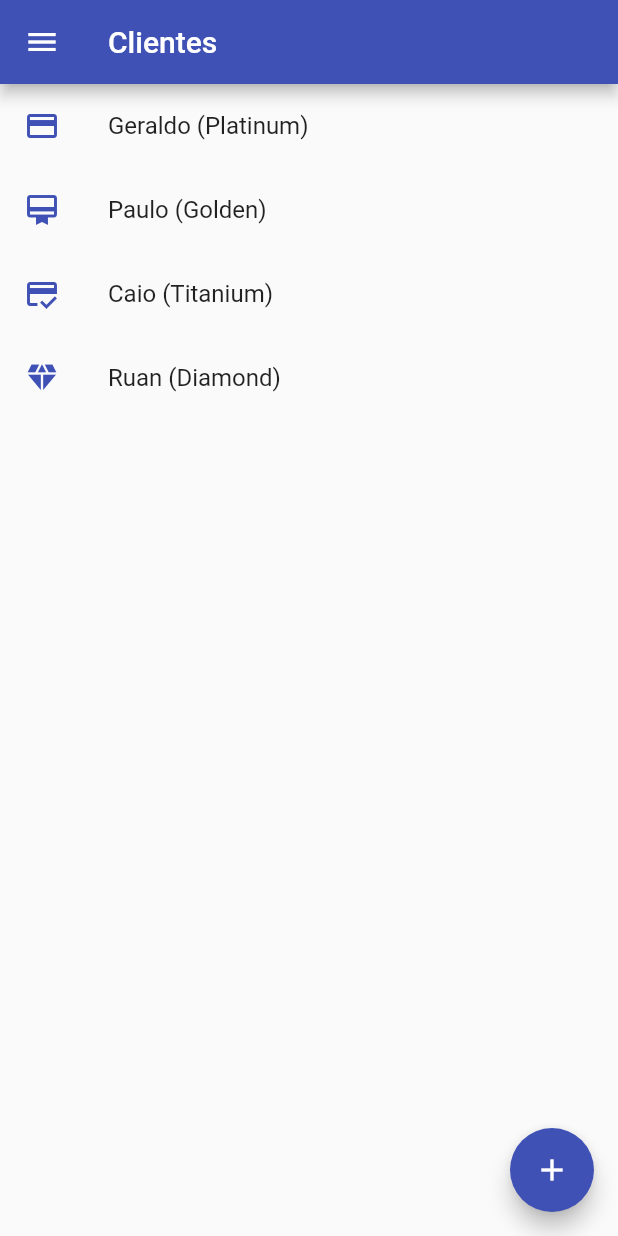
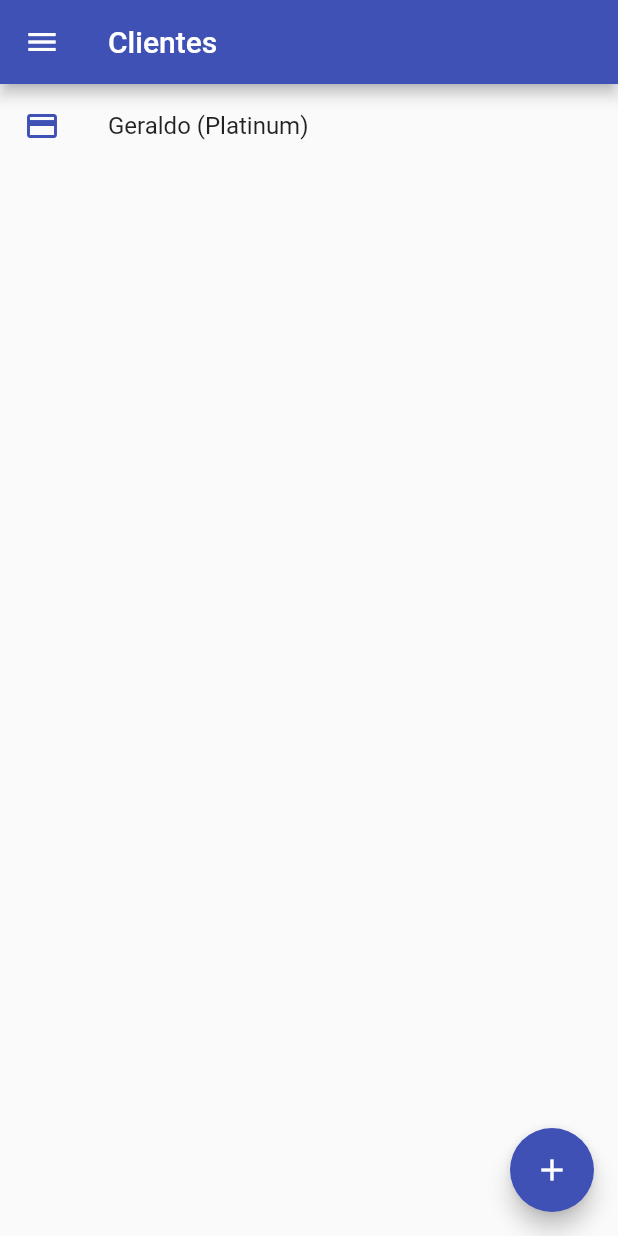
Before and after one commit to alura-cursos/alura_flutter_client_control, a Flutter app: the screen it shows after launch, in the side drawer, after a tap on the "add" icon, on a phone screen of 412 x 824 dp. Run offline on Flutter 3.47's test engine with Material 2 defaults, Android fonts, the phone set to English and light mode, and no system bars.

Commit message:
Vídeo 3.1

```diff
--- a/lib/main.dart
+++ b/lib/main.dart
@@ -1,3 +1,5 @@
+import 'package:client_control/models/client.dart';
+import 'package:client_control/models/client_type.dart';
 import 'package:client_control/models/clients.dart';
 import 'package:client_control/pages/client_types_page.dart';
 import 'package:flutter/material.dart';
@@ -6,7 +8,9 @@ import 'pages/clients_page.dart';
 
 void main() {
   runApp(ChangeNotifierProvider(
-    create: (context) => Clients(clients: []),
+    create: (context) => Clients(clients: [
+      Client(name: 'Geraldo', email: 'leo@email.com', type: ClientType(name: 'Platinum', icon: Icons.credit_card)),
+    ]),
     child: const MyApp()
   ));
 }
--- a/lib/pages/clients_page.dart
+++ b/lib/pages/clients_page.dart
@@ -1,6 +1,8 @@
 import 'package:client_control/models/client_type.dart';
 import 'package:client_control/models/client.dart';
+import 'package:client_control/models/clients.dart';
 import 'package:flutter/material.dart';
+import 'package:provider/provider.dart';
 
 import '../components/hamburger_menu.dart';
 
@@ -13,13 +15,6 @@ class ClientsPage extends StatefulWidget {
 }
 
 class _ClientsPageState extends State<ClientsPage> {
-
-  List<Client> clients = [
-    Client(name: 'Geraldo', email: 'leo@email.com', type: ClientType(name: 'Platinum', icon: Icons.credit_card)),
-    Client(name: 'Paulo', email: 'leo@email.com', type: ClientType(name: 'Golden', icon: Icons.card_membership)),
-    Client(name: 'Caio', email: 'leo@email.com', type: ClientType(name: 'Titanium', icon: Icons.credit_score)),
-    Client(name: 'Ruan', email: 'ruan@email.com', type: ClientType(name: 'Diamond', icon: Icons.diamond)),
-  ];
 
   List<ClientType> types = [
     ClientType(name: 'Platinum', icon: Icons.credit_card),
@@ -36,21 +31,25 @@ class _ClientsPageState extends State<ClientsPage> {
         title: Text(widget.title),
       ),
       drawer: const HamburgerMenu(),
-      body: ListView.builder(
-        itemCount: clients.length,
+      body: Consumer<Clients>(
+        builder: (BuildContext context, Clients list, Widget? widget) {
+          return ListView.builder(
+            itemCount: list.clients.length,
             itemBuilder: (context, index) {
               return Dismissible(
                 key: UniqueKey(),
                 background: Container(color: Colors.red),
                 child: ListTile(
-              leading: Icon(clients[index].type.icon),
-              title: Text(clients[index].name + ' ('+ clients[index].type.name + ')'),
+                  leading: Icon(list.clients[index].type.icon),
+                  title: Text(list.clients[index].name + ' ('+ list.clients[index].type.name + ')'),
                   iconColor: Colors.indigo,
                 ),
                 onDismissed: (direction) {
                   setState(() {
-                clients.removeAt(index);
+                    list.clients.removeAt(index);
                   });
+                },
+              );
             },
           );
         },
@@ -125,17 +124,20 @@ class _ClientsPageState extends State<ClientsPage> {
                   ),
                 ),
                 actions: [
-                  TextButton(
+                  Consumer<Clients>(
+                    builder: (BuildContext context, Clients list, Widget? widget) {
+                      return TextButton(
                         child: const Text("Salvar"),
                         onPressed: () async {
                           setState(() {
-                          clients.add(Client(name: nomeInput.text, email: emailInput.text, type: dropdownValue));
+                            list.clients.add(Client(name: nomeInput.text, email: emailInput.text, type: dropdownValue));
+                            Navigator.pop(context);
                           });
-                        Navigator.pop(context);
                         }
-                  ),
+                      );
+                  }),
                   TextButton(
-                    child: const Text("Calcelar"),
+                    child: const Text("Cancelar"),
                     onPressed: () {
                       Navigator.pop(context);
                     }
```
Lines whose indentation alone changed are shown as unchanged.
